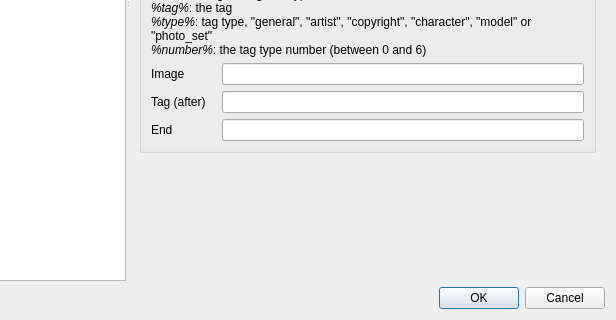
Bionus/imgbrd-grabber, file src/gui/src/settings/options-window.ui: the form before one commit; both pictures show x 127 to 743 and y 299 to 619 of the 743 by 619 pixel window.
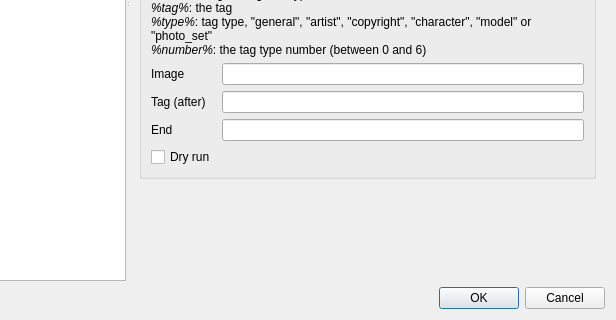
The form after the commit. The open tabs and pages were chosen to show the change. Icons and pictures are not drawn.

Commit message: Add 'dry run' option for commands (fix #2653)

Diff of the .ui file:
```diff
--- a/src/gui/src/settings/options-window.ui
+++ b/src/gui/src/settings/options-window.ui
@@ -5272,6 +5272,13 @@
              </property>
             </widget>
            </item>
+           <item row="6" column="0" colspan="2">
+            <widget class="QCheckBox" name="checkSqlCommandsDryRun">
+             <property name="text">
+              <string>Dry run</string>
+             </property>
+            </widget>
+           </item>
           </layout>
          </widget>
         </item>
```
Left out of the diff: 39 changed lines with no effect on the pictures. The commit also changes 5 other files.
